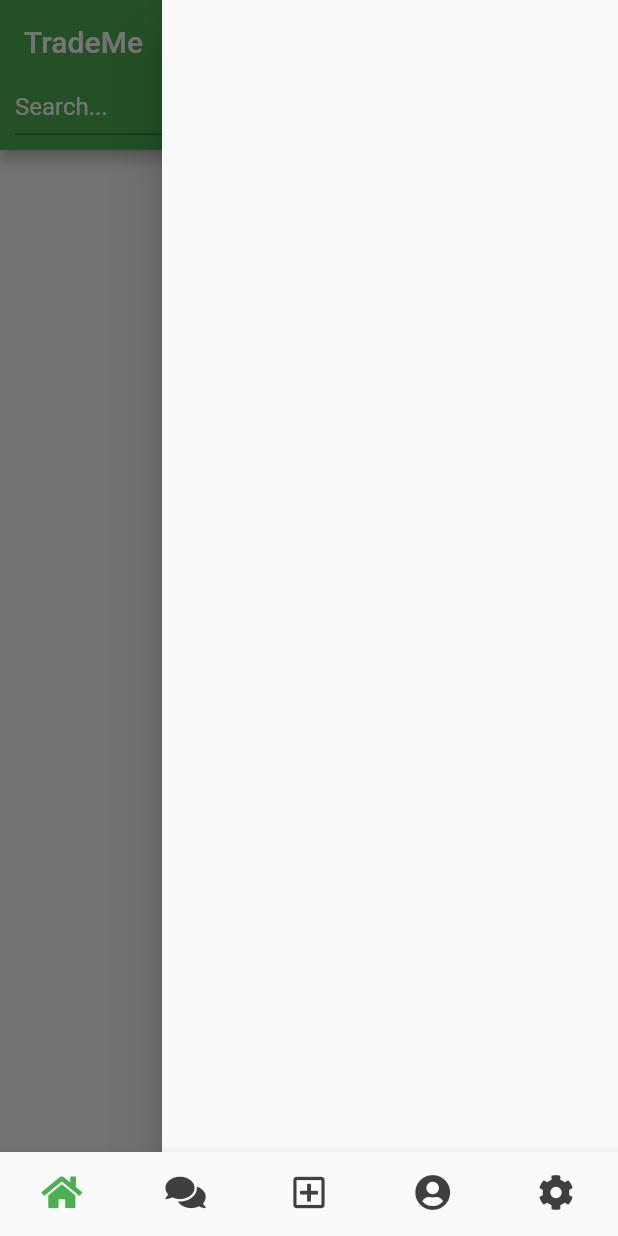
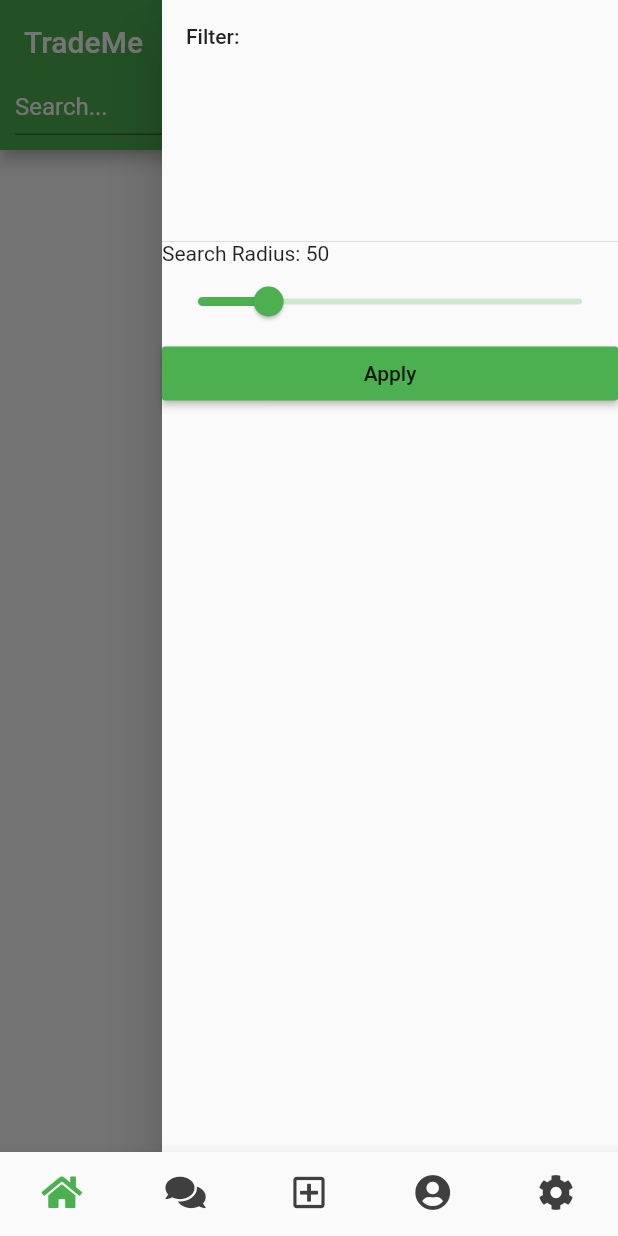
Before and after one commit to MarcL01/TradeMe, a Flutter app: the screen it shows after launch, with the side drawer open, on a phone screen of 412 x 824 dp. Run offline on Flutter 3.47's test engine with Material 2 defaults, Android fonts, the phone set to English and light mode, and no system bars; our stand-ins replace cloud_firestore, firebase_auth, font_awesome_flutter, geolocator; missing offline and left inert: dart:ffi, geohash; accounts and stored records are empty.

Commit message:
Search my mile radius fully working

```diff
--- /dev/null
+++ b/lib/models/TradeItemListing.dart
@@ -0,0 +1,14 @@
+class TradeItemListing {
+  final String name;
+  final String ownerUUID;
+  final String description;
+  final List<String> images;
+  final String category;
+
+  TradeItemListing(
+      {this.name,
+      this.ownerUUID,
+      this.description,
+      this.images,
+      this.category});
+}
--- a/lib/pages/HomePage.dart
+++ b/lib/pages/HomePage.dart
@@ -1,5 +1,14 @@
+import 'dart:ffi';
+
+import 'package:cloud_firestore/cloud_firestore.dart';
 import 'package:flutter/material.dart';
 import 'package:font_awesome_flutter/font_awesome_flutter.dart';
+import 'package:geolocator/geolocator.dart';
+import 'package:trademe/models/TradeItemListing.dart';
+import 'package:trademe/utils/LocationUtils.dart';
+import 'package:trademe/utils/SettingsUtils.dart';
+
+Firestore _firestore = Firestore.instance;
 
 class HomePage extends StatefulWidget {
   HomePage({Key key}) : super(key: key);
@@ -9,13 +18,72 @@ class HomePage extends StatefulWidget {
 }
 
 class _HomePageState extends State<HomePage> {
+  SearchSettings filterSettings;
+  List<TradeItemListing> tradeItems;
+  GeoPoint currentLocation = GeoPoint(1, 1);
+  GlobalKey scaffoldKey = new GlobalKey<ScaffoldState>();
 
+  @override
+  void initState() {
+    filterSettings = SearchSettings();
+//    loadCurrentLocation();
+    tradeItems = new List();
+    super.initState();
+    loadSearchResults();
+  }
 
+  loadCurrentLocation() async {
+    Position position = await Geolocator()
+        .getCurrentPosition(desiredAccuracy: LocationAccuracy.low);
+    if (position == null) {
+      position = await Geolocator()
+          .getLastKnownPosition(desiredAccuracy: LocationAccuracy.low);
+    }
+    if (position == null) {
+      setState(() {
+        currentLocation = GeoPoint(1, 1);
+      });
+    } else {
+      setState(() {
+        currentLocation = GeoPoint(position.latitude, position.longitude);
+      });
+    }
+  }
+
+  Future<Void> loadSearchResults() async {
+    Map<String, String> hashRange = LocationUtils.getGeohashRange(
+        latitude: currentLocation.latitude,
+        longitude: currentLocation.longitude,
+        distance: (filterSettings.getSetting("withinMiles") as int).toDouble());
+    QuerySnapshot results = await Firestore.instance
+        .collection('tradeItems')
+        .where("locationHash", isGreaterThanOrEqualTo: hashRange["lower"])
+        .where("locationHash", isLessThanOrEqualTo: hashRange["upper"])
+        .getDocuments();
+
+    tradeItems.clear();
+    results.documents.forEach((doc) {
+      print(doc.data.toString());
+      tradeItems.add(TradeItemListing(
+          name: doc.data["name"],
+          ownerUUID: doc.data["owner"],
+          images: doc.data["images"].cast<String>(),
+          description: doc.data["description"],
+          category: doc.data["category"]));
+    });
+    setState(() {
+      tradeItems.length;
+    });
+//    print(results.toString());
+  }
 
   @override
   Widget build(BuildContext context) {
     return Scaffold(
+      key: scaffoldKey,
       appBar: AppBar(
+        automaticallyImplyLeading: false,
+        actions: <Widget>[new Container()],
         title: Text("TradeMe"),
         backgroundColor: Colors.green,
         bottom: PreferredSize(
@@ -47,6 +115,8 @@ class _HomePageState extends State<HomePage> {
                       print(
                         "show filter",
                       );
+                      (scaffoldKey.currentState as ScaffoldState)
+                          .openEndDrawer();
                     },
                     icon: FaIcon(
                       FontAwesomeIcons.slidersH,
@@ -61,7 +131,69 @@ class _HomePageState extends State<HomePage> {
       ),
       endDrawer: Drawer(
         child: ListView(
-          children: <Widget>[],
+          children: <Widget>[
+            DrawerHeader(
+              child: Text(
+                "Filter:",
+              ),
+              margin: EdgeInsets.zero,
+            ),
+            Text(
+                "Search Radius: ${filterSettings.getDirtyOrClean("withinMiles")}"),
+            Slider(
+              value: (filterSettings.getDirtyOrClean("withinMiles") as int)
+                  .toDouble(),
+              onChanged: (newVal) {
+                setState(() {
+                  filterSettings.changeSetting("withinMiles", newVal.toInt());
+                });
+              },
+              min: 5,
+              max: 250,
+              label: "${filterSettings.getDirtyOrClean("withinMiles")} Miles",
+              semanticFormatterCallback: (double newValue) {
+                return '${newValue.toInt()} miles';
+              },
+            ),
+            MaterialButton(
+              color: Colors.green,
+              onPressed: () {
+                setState(
+                  () {
+                    filterSettings.saveSettings();
+                    loadSearchResults();
+                    (scaffoldKey.currentState as ScaffoldState).openDrawer();
+                  },
+                );
+              },
+              child: Text("Apply"),
+            ),
+          ],
+        ),
+      ),
+      body: RefreshIndicator(
+        onRefresh: loadSearchResults,
+        child: ListView.builder(
+          itemBuilder: (context, index) {
+            TradeItemListing item = tradeItems[index];
+            return Card(
+              margin: EdgeInsets.all(20.0),
+              elevation: 5.0,
+              child: Padding(
+                padding: const EdgeInsets.all(8.0),
+                child: Column(
+                  children: <Widget>[
+                    Text(item.images.join(",")),
+                    Text(item.name),
+                    Text(item.description),
+                    Text(item.category),
+                    Text(item.ownerUUID),
+                  ],
+                ),
+              ),
+            );
+          },
+          itemCount: tradeItems.length,
         ),
       ),
     );
--- /dev/null
+++ b/lib/utils/LocationUtils.dart
@@ -0,0 +1,41 @@
+import 'dart:math' as math;
+
+import 'package:geohash/geohash.dart';
+
+// Javascript version:
+// https://levelup.gitconnected.com/nearby-location-queries-with-cloud-firestore-e7f4a2f18f9d
+
+class LocationUtils {
+  static final double earth_radius = 3960.0;
+  static final double degrees_to_radians = math.pi / 180.0;
+  static final double radians_to_degrees = 180.0 / math.pi;
+
+  static Map<String, String> getGeohashRange(
+      {double latitude, double longitude, double distance}) {
+    math.pi * 100;
+    double distLat = (distance / earth_radius) * radians_to_degrees;
+    double r = earth_radius * math.cos(latitude * degrees_to_radians);
+    double distLon = (distance / r) * radians_to_degrees;
+    double lat = 0.0144927536231884; // degrees latitude per mile
+    double lon = 0.0181818181818182; // degrees longitude per mile
+
+//    print("distLat: " + distLat.toString());
+//    print("oldDistLat: " + (lat * distance).toString());
+//    print("totalLat: " + (latitude + distLat).toString());
+//
+//    print("distLon: " + distLon.toString());
+//    print("oldDistLon: " + (lon * distance).toString());
+//    print("totalLon: " + (longitude + distLon).toString());
+
+    double lowerLat = latitude - distLat;
+    double lowerLon = longitude - distLon;
+
+    double upperLat = latitude + distLat;
+    double upperLon = longitude + distLon;
+
+    String lower = Geohash.encode(lowerLat, lowerLon);
+    String upper = Geohash.encode(upperLat, upperLon);
+
+    return {"lower": lower, "upper": upper};
+  }
+}
--- /dev/null
+++ b/lib/utils/SettingsUtils.dart
@@ -0,0 +1,42 @@
+class SearchSettings {
+  Map<String, dynamic> _settings;
+
+  Map<String, dynamic> _dirtySettings;
+  bool _isDirty;
+
+  SearchSettings() {
+    _settings = {"withinMiles": 50};
+    _dirtySettings = {};
+    _isDirty = false;
+  }
+
+  dynamic getDirtyOrClean(String setting) {
+    if (_dirtySettings.containsKey(setting)) {
+      return _dirtySettings[setting];
+    }
+    return _settings[setting];
+  }
+
+  dynamic getSetting(String setting) {
+    return _settings[setting];
+  }
+
+  dynamic changeSetting(String setting, dynamic newVal) {
+    if (_settings[setting] == newVal) {
+      return;
+    }
+    _dirtySettings[setting] = newVal;
+    _isDirty = true;
+  }
+
+  void saveSettings() {
+    if (!_isDirty) {
+      return;
+    }
+    _dirtySettings.forEach((key, val) {
+      _settings[key] = val;
+    });
+    _dirtySettings.clear();
+    _isDirty = false;
+  }
+}
--- a/pubspec.yaml
+++ b/pubspec.yaml
@@ -20,6 +20,11 @@ dependencies:
   flutter:
     sdk: flutter
   font_awesome_flutter: ^8.8.1
+  firebase_core: ^0.4.4+3
+  firebase_auth: ^0.16.0
+  cloud_firestore: ^0.13.5
+  geolocator: ^5.3.1
+  geohash: ^0.2.1
 
 dev_dependencies:
   flutter_test:
```
Also changed, not shown: lib/main.dart (+4 -26 lines), lib/pages/AddItemPage.dart (added, +13 -0 lines), lib/pages/LoginPage.dart (+11 -0 lines), pubspec.lock, 11 other files.
